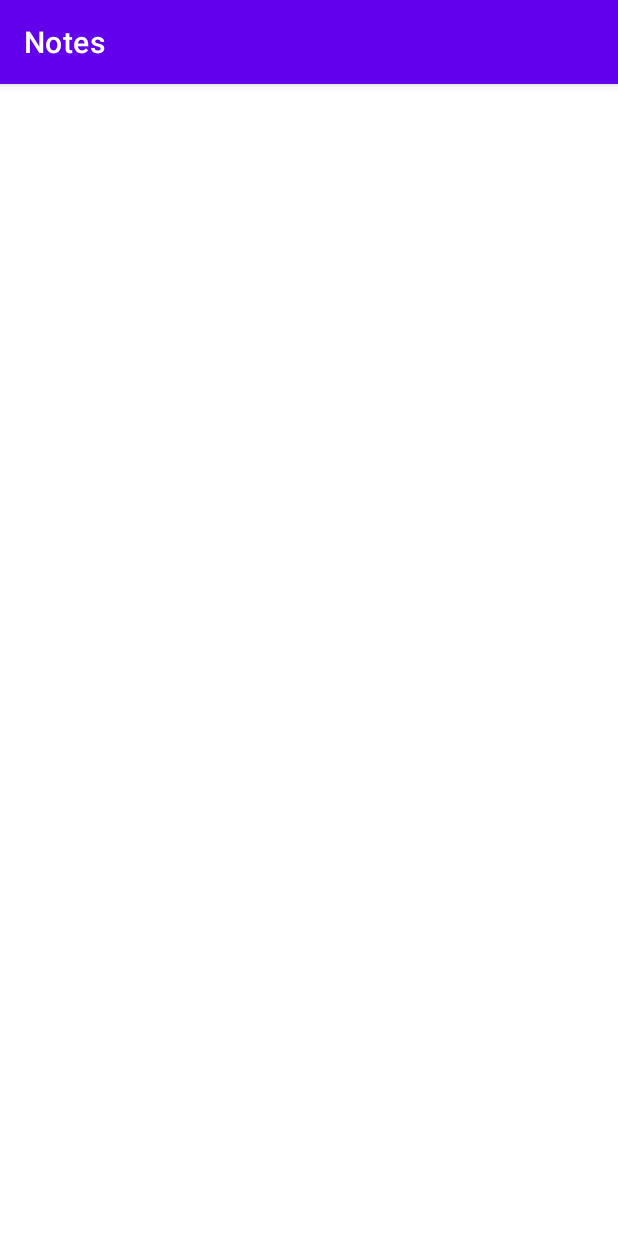
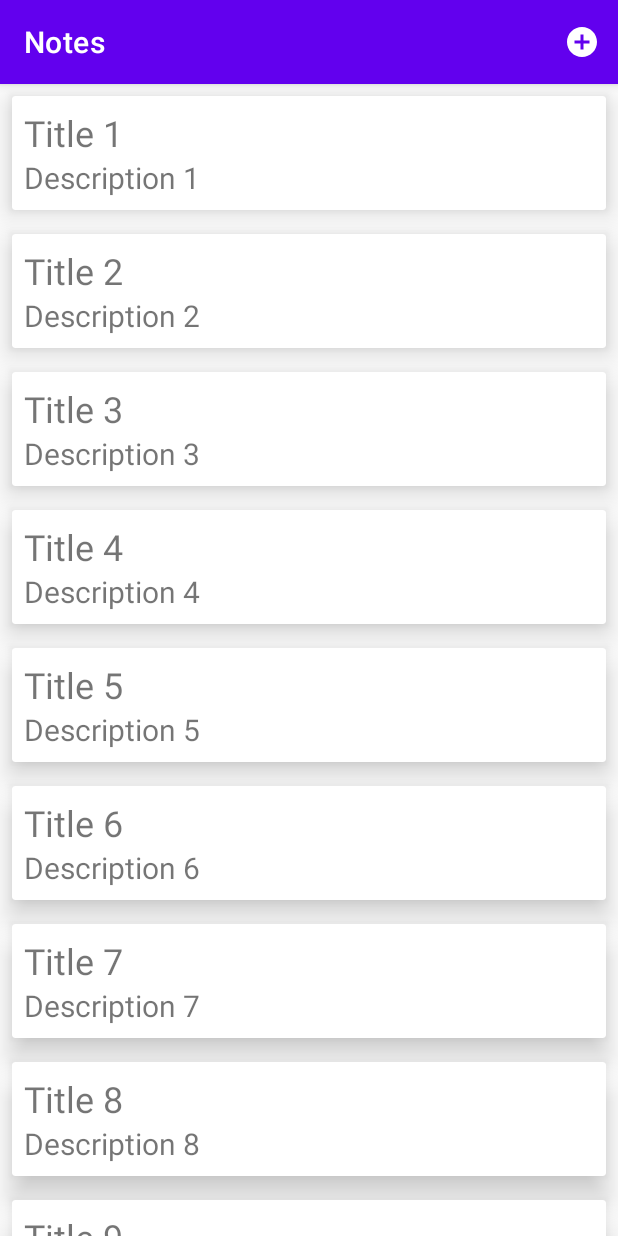
Before and after one commit to nurios-ui/Notes, an Android app: the screen it shows after launch (NotesListActivity), on a phone screen of 412 x 824 dp. Run offline under Robolectric (Android 15) with nearby library versions, the phone set to English and light mode, and no system bars.

Commit message:
Home WORK6

```diff
--- a/app/src/main/AndroidManifest.xml
+++ b/app/src/main/AndroidManifest.xml
@@ -9,6 +9,7 @@
         android:roundIcon="@mipmap/ic_launcher_round"
         android:supportsRtl="true"
         android:theme="@style/Theme.Notes">
+        <activity android:name=".ui.EditNoteActivity"/>
         <activity
             android:name=".ui.NotesListActivity"
             android:exported="true">
--- /dev/null
+++ b/app/src/main/java/ru/gb/notes/data/Constants.java
@@ -0,0 +1,8 @@
+package ru.gb.notes.data;
+
+public interface Constants {
+    public static final String NOTE = "NOTE";
+    public static final String NOTE_ID = "NOTE_ID";
+    public static final String NOTE_TITLE = "NOTE_TITLE";
+    public static final String NOTE_DESCRIPTION = "NOTE_DESCRIPTION";
+}
--- a/app/src/main/java/ru/gb/notes/data/InMemoryRepoImpl.java
+++ b/app/src/main/java/ru/gb/notes/data/InMemoryRepoImpl.java
@@ -1,8 +1,25 @@
 package ru.gb.notes.data;
 
 import java.util.ArrayList;
+import java.util.List;
 
 public class InMemoryRepoImpl implements Repo {
+
+    private static InMemoryRepoImpl repo;
+
+    public static Repo getInstance()
+    {
+        if(repo == null)
+        {
+            repo = new InMemoryRepoImpl();
+        }
+        return repo;
+    }
+
+    private InMemoryRepoImpl()
+    {
+
+    }
 
     private ArrayList<Note> notes = new ArrayList<>();
     private int counter = 0;
@@ -46,4 +63,9 @@ public class InMemoryRepoImpl implements Repo {
             }
         }
     }
+
+    @Override
+    public List<Note> getAll() {
+        return notes;
+    }
 }
--- a/app/src/main/java/ru/gb/notes/data/Note.java
+++ b/app/src/main/java/ru/gb/notes/data/Note.java
@@ -1,6 +1,8 @@
 package ru.gb.notes.data;
 
-public class Note {
+import java.io.Serializable;
+
+public class Note implements Serializable {
     private Integer id;
     private String title;
     private String description;
--- a/app/src/main/java/ru/gb/notes/data/Repo.java
+++ b/app/src/main/java/ru/gb/notes/data/Repo.java
@@ -1,4 +1,6 @@
 package ru.gb.notes.data;
+
+import java.util.List;
 
 public interface Repo {
     int create (Note note);
@@ -6,4 +8,5 @@ public interface Repo {
     void update (Note note);
     void delete (int id);
 
+    List<Note> getAll();
 }
--- a/app/src/main/java/ru/gb/notes/recycler/NoteHolder.java
+++ b/app/src/main/java/ru/gb/notes/recycler/NoteHolder.java
@@ -1,12 +1,37 @@
 package ru.gb.notes.recycler;
 
 import android.view.View;
+import android.widget.TextView;
 
 import androidx.annotation.NonNull;
 import androidx.recyclerview.widget.RecyclerView;
 
+import ru.gb.notes.R;
+import ru.gb.notes.data.Note;
+
 public class NoteHolder extends RecyclerView.ViewHolder {
-    public NoteHolder(@NonNull View itemView) {
+
+    private TextView title;
+    private TextView description;
+
+    private Note note;
+
+    public NoteHolder(@NonNull View itemView, NotesAdapter.OnNoteClickListener listener) {
         super(itemView);
+        title = itemView.findViewById(R.id.note_title);
+        description = itemView.findViewById(R.id.note_description);
+        itemView.setOnClickListener(new View.OnClickListener() {
+            @Override
+            public void onClick(View view) {
+                listener.onNoteClick(note);
+            }
+        });
+    }
+
+    void bind(Note note)
+    {
+        this.note = note;
+        title.setText(note.getTitle());
+        description.setText(note.getDescription());
     }
 }
--- a/app/src/main/java/ru/gb/notes/recycler/NotesAdapter.java
+++ b/app/src/main/java/ru/gb/notes/recycler/NotesAdapter.java
@@ -1,4 +1,56 @@
 package ru.gb.notes.recycler;
 
-public class NotesAdapter {
+import android.content.Context;
+import android.view.LayoutInflater;
+import android.view.View;
+import android.view.ViewGroup;
+
+import androidx.annotation.NonNull;
+import androidx.recyclerview.widget.RecyclerView;
+
+import java.util.ArrayList;
+import java.util.List;
+
+import ru.gb.notes.R;
+import ru.gb.notes.data.Note;
+import ru.gb.notes.ui.NotesListActivity;
+
+public class NotesAdapter extends RecyclerView.Adapter<NoteHolder> {
+
+    private List<Note> notes = new ArrayList<>();
+
+    public void setNotes (List<Note> notes) {
+        this.notes = notes;
+        notifyDataSetChanged();
+    }
+
+    public interface OnNoteClickListener{
+        void onNoteClick(Note note);
+    }
+
+    private OnNoteClickListener listener;
+
+    public void setOnNoteClickListener (OnNoteClickListener listener)
+    {
+        this.listener = listener;
+    }
+
+    @NonNull
+    @Override
+    public NoteHolder onCreateViewHolder(@NonNull ViewGroup parent, int viewType) {
+        Context context = parent.getContext();
+        LayoutInflater inflater = LayoutInflater.from(context);
+        View view = inflater.inflate(R.layout.note_item, parent, false);
+        return new NoteHolder(view, listener);
+    }
+
+    @Override
+    public void onBindViewHolder(@NonNull NoteHolder holder, int position) {
+        holder.bind(notes.get(position));
+    }
+
+    @Override
+    public int getItemCount() {
+        return notes.size();
+    }
 }
--- a/app/src/main/java/ru/gb/notes/ui/NotesListActivity.java
+++ b/app/src/main/java/ru/gb/notes/ui/NotesListActivity.java
@@ -1,20 +1,28 @@
 package ru.gb.notes.ui;
 
+import androidx.annotation.NonNull;
 import androidx.appcompat.app.AppCompatActivity;
 import androidx.recyclerview.widget.LinearLayoutManager;
 import androidx.recyclerview.widget.RecyclerView;
 
+import android.content.Intent;
 import android.os.Bundle;
+import android.view.Menu;
+import android.view.MenuItem;
 
 import ru.gb.notes.R;
+import ru.gb.notes.data.Constants;
 import ru.gb.notes.data.InMemoryRepoImpl;
 import ru.gb.notes.data.Note;
 import ru.gb.notes.data.Repo;
+import ru.gb.notes.recycler.NotesAdapter;
 
-public class NotesListActivity extends AppCompatActivity {
+public class NotesListActivity extends AppCompatActivity implements NotesAdapter.OnNoteClickListener {
 
-    private Repo repository = new InMemoryRepoImpl();
+  //  private Repo repository = new InMemoryRepoImpl();
+    private Repo repository = InMemoryRepoImpl.getInstance();
     private RecyclerView list;
+    private NotesAdapter adapter;
 
 
     @Override
@@ -24,8 +32,14 @@ public class NotesListActivity extends AppCompatActivity {
 
         fillRepo();
 
+        adapter = new NotesAdapter();
+        adapter.setNotes(repository.getAll());
+
+        adapter.setOnNoteClickListener(this);
+
         list = findViewById(R.id.list);
         list.setLayoutManager(new LinearLayoutManager(this));
+        list.setAdapter(adapter);
     }
 
     private void fillRepo() {
@@ -36,5 +50,37 @@ public class NotesListActivity extends AppCompatActivity {
         repository.create(new Note("Title 5", "Description 5"));
         repository.create(new Note("Title 6", "Description 6"));
         repository.create(new Note("Title 7", "Description 7"));
+        repository.create(new Note("Title 8", "Description 8"));
+        repository.create(new Note("Title 9", "Description 9"));
+        repository.create(new Note("Title 10", "Description 10"));
+        repository.create(new Note("Title 11", "Description 11"));
+        repository.create(new Note("Title 12", "Description 12"));
+        repository.create(new Note("Title 13", "Description 13"));
+        repository.create(new Note("Title 14", "Description 14"));
+    }
+
+    @Override
+    public void onNoteClick(Note note) {
+        Intent intent = new Intent(this, EditNoteActivity.class);
+        intent.putExtra(Constants.NOTE, note);
+        startActivity(intent);
+    }
+
+    @Override
+    public boolean onCreateOptionsMenu(Menu menu) {
+        getMenuInflater().inflate(R.menu.main, menu);
+        return super.onCreateOptionsMenu(menu);
+    }
+
+    @Override
+    public boolean onOptionsItemSelected(@NonNull MenuItem item) {
+        switch (item.getItemId())
+        {
+            case R.id.main_create:
+
+                return true;
+
+        }
+        return super.onOptionsItemSelected(item);
     }
 }
--- /dev/null
+++ b/app/src/main/res/drawable/ic_baseline_add_circle_24.xml
@@ -0,0 +1,5 @@
+<vector android:height="24dp" android:tint="#FFFFFF"
+    android:viewportHeight="24" android:viewportWidth="24"
+    android:width="24dp" xmlns:android="http://schemas.android.com/apk/res/android">
+    <path android:fillColor="@android:color/white" android:pathData="M12,2C6.48,2 2,6.48 2,12s4.48,10 10,10 10,-4.48 10,-10S17.52,2 12,2zM17,13h-4v4h-2v-4L7,13v-2h4L11,7h2v4h4v2z"/>
+</vector>
--- a/app/src/main/res/layout/note_item.xml
+++ b/app/src/main/res/layout/note_item.xml
@@ -1,25 +1,37 @@
 <?xml version="1.0" encoding="utf-8"?>
-<LinearLayout xmlns:android="http://schemas.android.com/apk/res/android"
+
+
+<androidx.cardview.widget.CardView xmlns:android="http://schemas.android.com/apk/res/android"
     xmlns:tools="http://schemas.android.com/tools"
-    android:orientation="vertical"
     android:layout_width="match_parent"
     android:layout_height="wrap_content"
+    xmlns:app="http://schemas.android.com/apk/res-auto"
+    android:layout_margin="8dp"
+    android:background="?selectableItemBackground"
     android:clickable="true"
     android:focusable="true"
-    android:background="?selectableItemBackground"
+    app:cardElevation="12dp"
+    cardCornerRadius="16dp"
     >
 
+    <LinearLayout
+        android:layout_margin="8dp"
+        android:layout_width="match_parent"
+        android:layout_height="wrap_content"
+        android:orientation="vertical">
+
         <TextView
+            android:id="@+id/note_title"
             android:layout_width="match_parent"
             android:layout_height="wrap_content"
             android:textSize="24sp"
-        tools:text='Title'
-        android:id="@+id/note_title"/>
+            tools:text='Title' />
 
         <TextView
+            android:id="@+id/note_description"
             android:layout_width="match_parent"
             android:layout_height="wrap_content"
             android:textSize="20sp"
-        tools:text='Description'
-        android:id="@+id/note_description"/>
+            tools:text='Description' />
     </LinearLayout>
+</androidx.cardview.widget.CardView>
--- /dev/null
+++ b/app/src/main/res/menu/main.xml
@@ -0,0 +1,9 @@
+<?xml version="1.0" encoding="utf-8"?>
+<menu xmlns:android="http://schemas.android.com/apk/res/android"
+    xmlns:app="http://schemas.android.com/apk/res-auto">
+    <item
+        android:id="@+id/main_create"
+        android:title="Add"
+        android:icon="@drawable/ic_baseline_add_circle_24"
+        app:showAsAction="always"/>
+</menu>
```
Also changed, not shown: app/src/main/java/ru/gb/notes/ui/EditNoteActivity.java (added, +40 -0 lines), app/src/main/res/layout/activity_edit_note.xml (added, +29 -0 lines). Lines whose indentation alone changed are shown as unchanged.
